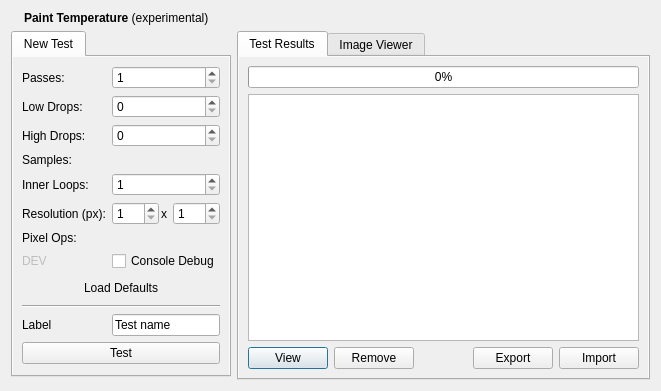
Above: src/plugins/inspector/nokiaqtframework/painting/thermalpanel.ui from enricoros/k-qt-creator-inspector before the change. Below: the same form after it.
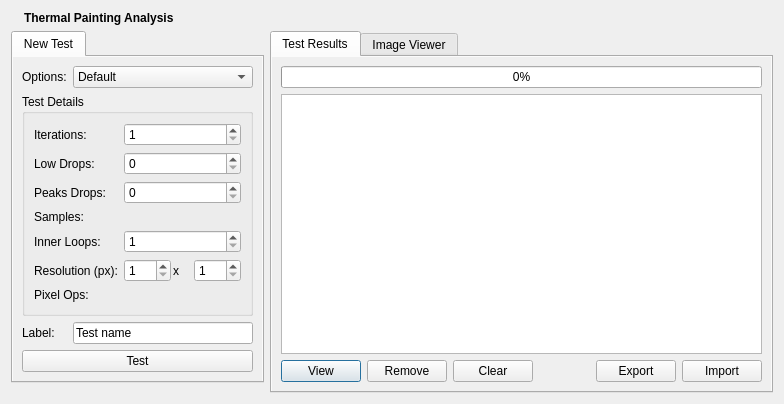
That is the form after the change. Icons and pictures are not drawn.

Commit message: Inspector: thermal: test profiles, cleanup ui, better model encapsulation

Diff of the .ui file:
```diff
--- a/src/plugins/inspector/nokiaqtframework/painting/thermalpanel.ui
+++ b/src/plugins/inspector/nokiaqtframework/painting/thermalpanel.ui
@@ -7,41 +7,11 @@
    <rect>
     <x>0</x>
     <y>0</y>
-    <width>661</width>
-    <height>391</height>
+    <width>784</width>
+    <height>404</height>
    </rect>
   </property>
-  <layout class="QGridLayout" name="gridLayout">
-   <item row="0" column="0" colspan="2">
-    <layout class="QHBoxLayout" name="horizontalLayout">
-     <item>
-      <widget class="QLabel" name="iconLabel">
-       <property name="sizePolicy">
-        <sizepolicy hsizetype="Fixed" vsizetype="Fixed">
-         <horstretch>0</horstretch>
-         <verstretch>0</verstretch>
-        </sizepolicy>
-       </property>
-       <property name="pixmap">
-        <pixmap resource="../nokiaqtframework.qrc">:/inspector/painting/menu-thermal.png</pixmap>
-       </property>
-      </widget>
-     </item>
-     <item>
-      <widget class="QLabel" name="titleLabel">
-       <property name="sizePolicy">
-        <sizepolicy hsizetype="Preferred" vsizetype="Fixed">
-         <horstretch>0</horstretch>
-         <verstretch>0</verstretch>
-        </sizepolicy>
-       </property>
-       <property name="text">
-        <string>&lt;b&gt;Paint Temperature&lt;/b&gt; (experimental)</string>
-       </property>
-      </widget>
-     </item>
-    </layout>
-   </item>
+  <layout class="QGridLayout" name="gridLayout_2">
    <item row="1" column="0">
     <widget class="QTabWidget" name="newTestGroup">
      <property name="sizePolicy">
@@ -57,11 +27,56 @@
       <attribute name="title">
        <string>New Test</string>
       </attribute>
+      <layout class="QGridLayout" name="gridLayout">
+       <item row="0" column="0">
+        <widget class="QLabel" name="label_6">
+         <property name="text">
+          <string>Options:</string>
+         </property>
+        </widget>
+       </item>
+       <item row="0" column="1">
+        <widget class="QComboBox" name="presetCombo">
+         <property name="currentIndex">
+          <number>1</number>
+         </property>
+         <item>
+          <property name="text">
+           <string>Fast</string>
+          </property>
+         </item>
+         <item>
+          <property name="text">
+           <string>Default</string>
+          </property>
+         </item>
+         <item>
+          <property name="text">
+           <string>Accurate (slow)</string>
+          </property>
+         </item>
+         <item>
+          <property name="text">
+           <string>High Resolution (very slow)</string>
+          </property>
+         </item>
+         <item>
+          <property name="text">
+           <string>Custom</string>
+          </property>
+         </item>
+        </widget>
+       </item>
+       <item row="1" column="0" colspan="2">
+        <widget class="QGroupBox" name="groupBox">
+         <property name="title">
+          <string>Test Details</string>
+         </property>
       <layout class="QFormLayout" name="formLayout">
        <item row="0" column="0">
         <widget class="QLabel" name="label">
          <property name="text">
-          <string>Passes:</string>
+             <string>Iterations:</string>
          </property>
         </widget>
        </item>
@@ -92,7 +107,7 @@
        <item row="2" column="0">
         <widget class="QLabel" name="label_3">
          <property name="text">
-          <string>High Drops:</string>
+             <string>Peaks Drops:</string>
          </property>
         </widget>
        </item>
@@ -189,38 +204,24 @@
          </property>
         </widget>
        </item>
-       <item row="7" column="0">
-        <widget class="QLabel" name="popsLabel_3">
-         <property name="enabled">
-          <bool>false</bool>
-         </property>
-         <property name="text">
-          <string>DEV</string>
-         </property>
+         </layout>
         </widget>
        </item>
-       <item row="7" column="1">
-        <widget class="QCheckBox" name="debugBox">
-         <property name="text">
-          <string notr="true">Console Debug</string>
-         </property>
-        </widget>
-       </item>
-       <item row="10" column="0">
+       <item row="2" column="0">
         <widget class="QLabel" name="popsLabel_2">
          <property name="text">
-          <string>Label</string>
+          <string>Label:</string>
          </property>
         </widget>
        </item>
-       <item row="10" column="1">
+       <item row="2" column="1">
         <widget class="QLineEdit" name="testNameLabel">
          <property name="text">
           <string notr="true">Test name</string>
          </property>
         </widget>
        </item>
-       <item row="11" column="0" colspan="2">
+       <item row="3" column="0" colspan="2">
         <widget class="QPushButton" name="runButton">
          <property name="sizePolicy">
           <sizepolicy hsizetype="MinimumExpanding" vsizetype="Fixed">
@@ -237,23 +238,6 @@
          </property>
         </widget>
        </item>
-       <item row="9" column="0" colspan="2">
-        <widget class="Line" name="line">
-         <property name="orientation">
-          <enum>Qt::Horizontal</enum>
-         </property>
-        </widget>
-       </item>
-       <item row="8" column="0" colspan="2">
-        <widget class="QPushButton" name="defaultsButton">
-         <property name="text">
-          <string>Load Defaults</string>
-         </property>
-         <property name="flat">
-          <bool>true</bool>
-         </property>
-        </widget>
-       </item>
       </layout>
      </widget>
     </widget>
@@ -319,6 +303,13 @@
            </property>
           </widget>
          </item>
+         <item>
+          <widget class="QPushButton" name="clearButton">
+           <property name="text">
+            <string>Clear</string>
+           </property>
+          </widget>
+         </item>
          <item>
           <spacer name="horizontalSpacer">
            <property name="orientation">
@@ -395,6 +386,36 @@
      </property>
     </spacer>
    </item>
+   <item row="0" column="0" colspan="2">
+    <layout class="QHBoxLayout" name="horizontalLayout">
+     <item>
+      <widget class="QLabel" name="iconLabel">
+       <property name="sizePolicy">
+        <sizepolicy hsizetype="Fixed" vsizetype="Fixed">
+         <horstretch>0</horstretch>
+         <verstretch>0</verstretch>
+        </sizepolicy>
+       </property>
+       <property name="pixmap">
+        <pixmap resource="../nokiaqtframework.qrc">:/inspector/painting/menu-thermal.png</pixmap>
+       </property>
+      </widget>
+     </item>
+     <item>
+      <widget class="QLabel" name="titleLabel">
+       <property name="sizePolicy">
+        <sizepolicy hsizetype="Preferred" vsizetype="Fixed">
+         <horstretch>0</horstretch>
+         <verstretch>0</verstretch>
+        </sizepolicy>
+       </property>
+       <property name="text">
+        <string>&lt;b&gt;Thermal Painting Analysis&lt;/b&gt;</string>
+       </property>
+      </widget>
+     </item>
+    </layout>
+   </item>
   </layout>
  </widget>
  <resources>
```
Lines whose indentation alone changed are shown as unchanged. The commit also changes 4 other files.
